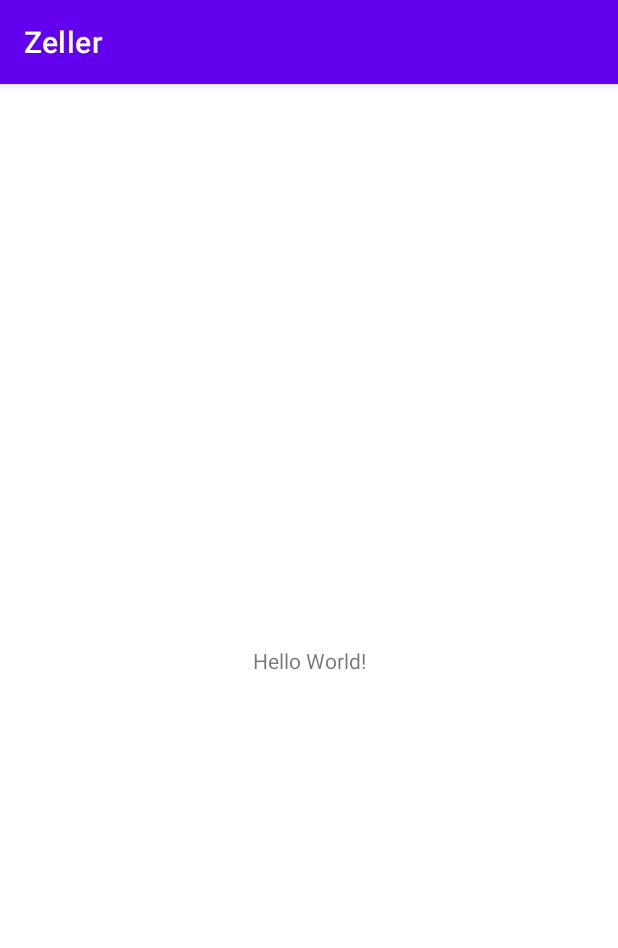
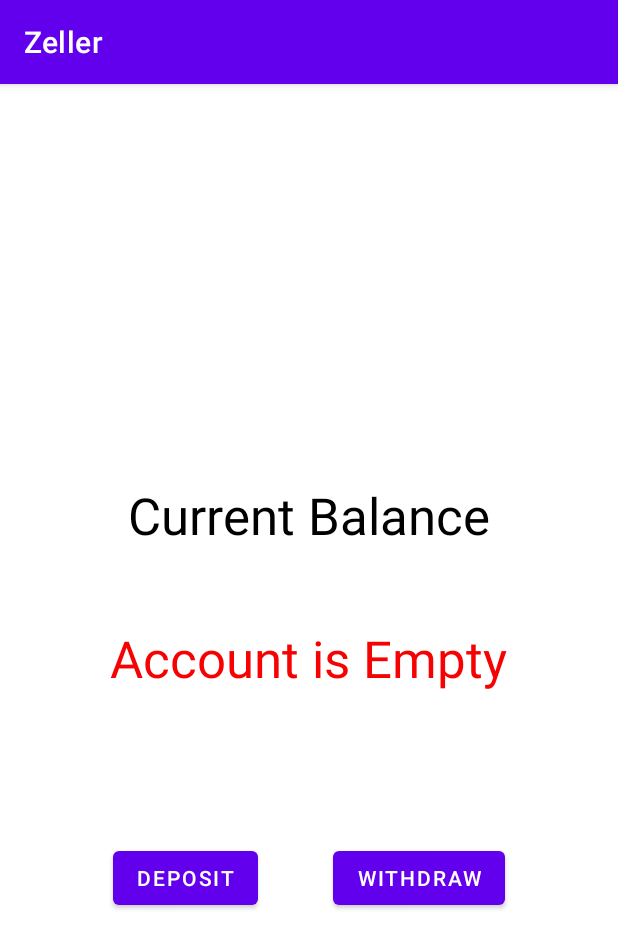
Before and after one commit to imasd88/Zeller, an Android app: the screen it shows after launch (MainActivity), on a phone screen of 412 x 824 dp. Shown: the top 948 px of the screen. Run offline under Robolectric (Android 15) with nearby library versions, the phone set to English and light mode, and no system bars; our stand-ins replace Dagger/Hilt's generated code, data binding.

Commit message:
Basic setup

```diff
--- a/app/src/main/AndroidManifest.xml
+++ b/app/src/main/AndroidManifest.xml
@@ -9,7 +9,7 @@
         android:roundIcon="@mipmap/ic_launcher_round"
         android:supportsRtl="true"
         android:theme="@style/Theme.Zeller">
-        <activity android:name=".ui.MainActivity">
+        <activity android:name="com.emazdoor.zeller.ui.screens.main.MainActivity">
             <intent-filter>
                 <action android:name="android.intent.action.MAIN" />
 
--- a/app/src/main/java/com/emazdoor/zeller/app/App.kt
+++ b/app/src/main/java/com/emazdoor/zeller/app/App.kt
@@ -1,8 +1,6 @@
 package com.emazdoor.zeller.app
 
 import android.app.Application
-import dagger.hilt.android.HiltAndroidApp
 
-@HiltAndroidApp
 class App: Application() {
 }
--- /dev/null
+++ b/app/src/main/java/com/emazdoor/zeller/model/BankModel.kt
@@ -0,0 +1,5 @@
+package com.emazdoor.zeller.model
+
+import java.util.*
+
+data class BankModel( var balance: Int = 12, var description: String = "ASD", var time: Date)
--- a/app/src/main/java/com/emazdoor/zeller/ui/MainActivity.kt
+++ /dev/null
@@ -1,12 +0,0 @@
-package com.emazdoor.zeller.ui
-
-import androidx.appcompat.app.AppCompatActivity
-import android.os.Bundle
-import com.emazdoor.zeller.R
-
-class MainActivity : AppCompatActivity() {
-    override fun onCreate(savedInstanceState: Bundle?) {
-        super.onCreate(savedInstanceState)
-        setContentView(R.layout.activity_main)
-    }
-}
--- /dev/null
+++ b/app/src/main/java/com/emazdoor/zeller/ui/screens/dashboard/TransactionsDashboardFragment.kt
@@ -0,0 +1,62 @@
+package com.emazdoor.zeller.ui.screens.dashboard
+
+import android.os.Bundle
+import android.view.LayoutInflater
+import android.view.View
+import android.view.ViewGroup
+import androidx.fragment.app.Fragment
+import androidx.fragment.app.viewModels
+import androidx.lifecycle.Observer
+import androidx.lifecycle.ViewModelProvider
+import com.emazdoor.zeller.R
+import com.emazdoor.zeller.databinding.FragmentMainBinding
+import java.util.*
+
+class TransactionsDashboardFragment : Fragment(), View.OnClickListener {
+
+    private lateinit var transactionsDashboardViewModel : TransactionsDashboardViewModel
+    private lateinit var binding: FragmentMainBinding
+
+    override fun onCreate(savedInstanceState: Bundle?) {
+        super.onCreate(savedInstanceState)
+
+    }
+
+    override fun onCreateView(
+        inflater: LayoutInflater,
+        container: ViewGroup?,
+        savedInstanceState: Bundle?
+    ): View? {
+        transactionsDashboardViewModel = ViewModelProvider(this).get(TransactionsDashboardViewModel::class.java)
+        binding =  FragmentMainBinding.inflate(inflater).apply {
+            lifecycleOwner = this@TransactionsDashboardFragment
+            viewModel = transactionsDashboardViewModel
+        }
+
+        return binding.root
+    }
+
+    override fun onViewCreated(view: View, savedInstanceState: Bundle?) {
+        super.onViewCreated(view, savedInstanceState)
+
+        binding.apply{
+            btnDeposit.setOnClickListener(this@TransactionsDashboardFragment)
+            btnWithdraw.setOnClickListener(this@TransactionsDashboardFragment)
+        }
+
+        transactionsDashboardViewModel.account.observe( viewLifecycleOwner, Observer {
+          println(it.balance)
+        })
+    }
+
+    override fun onClick(view: View?) {
+        when(view?.id){
+            R.id.btnDeposit -> {
+                transactionsDashboardViewModel.depositMoney(10, "Saving")
+            }
+            R.id.btnWithdraw ->{
+                transactionsDashboardViewModel.withdrawMoney(2, "Spending")
+            }
+        }
+    }
+}
--- /dev/null
+++ b/app/src/main/java/com/emazdoor/zeller/ui/screens/dashboard/TransactionsDashboardViewModel.kt
@@ -0,0 +1,43 @@
+package com.emazdoor.zeller.ui.screens.dashboard
+
+import androidx.databinding.Bindable
+import androidx.databinding.ObservableBoolean
+import androidx.lifecycle.LiveData
+import androidx.lifecycle.ViewModel
+import androidx.lifecycle.MutableLiveData
+import com.emazdoor.zeller.model.BankModel
+import java.util.*
+
+class TransactionsDashboardViewModel : ViewModel() {
+
+
+    private val _account = MutableLiveData<BankModel>()
+    val account : LiveData<BankModel> = _account
+
+    var isBalanceAvailable =  ObservableBoolean(false)
+
+    init {
+        _account.value = BankModel(0, "", Date())
+    }
+
+    fun getCurrentBalance(): LiveData<BankModel>{
+        return account
+    }
+
+    fun depositMoney(amount : Int, description: String): Unit{
+        isBalanceAvailable.set(true)
+        val depositAmount = _account.value?.balance?.plus(amount)
+        depositAmount?.let {
+            _account.postValue(BankModel(depositAmount, description, Date()))
+        }
+    }
+
+    fun withdrawMoney (amount: Int, description: String): Unit{
+        val withdrawAmount = _account.value?.balance?.minus(amount)
+        isBalanceAvailable.set( withdrawAmount != -1)
+        withdrawAmount?.let {
+            _account.postValue(BankModel(withdrawAmount, description, Date()))
+        }
+    }
+
+}
--- /dev/null
+++ b/app/src/main/java/com/emazdoor/zeller/ui/screens/main/MainActivity.kt
@@ -0,0 +1,42 @@
+package com.emazdoor.zeller.ui.screens.main
+
+import android.os.Bundle
+import androidx.appcompat.app.AppCompatActivity
+import androidx.databinding.DataBindingUtil
+import androidx.lifecycle.ViewModelProvider
+import androidx.navigation.NavController
+import androidx.navigation.Navigation
+import com.emazdoor.zeller.R
+import com.emazdoor.zeller.databinding.ActivityMainBinding
+import dagger.hilt.android.AndroidEntryPoint
+
+//@AndroidEntryPoint
+class MainActivity : AppCompatActivity() {
+
+    lateinit var navController: NavController
+    private lateinit var binding: ActivityMainBinding
+    lateinit var viewModel: MainViewModel
+
+    override fun onCreate(savedInstanceState: Bundle?) {
+        super.onCreate(savedInstanceState)
+
+        binding = DataBindingUtil.setContentView(
+            this@MainActivity,
+            R.layout.activity_main
+        )
+
+        navController = Navigation.findNavController(this, R.id.nav_host_fragment)
+
+        viewModel = ViewModelProvider(this).get(MainViewModel::class.java)
+    }
+
+    override fun onBackPressed() {
+        if (!onSupportNavigateUp()) {
+            finish()
+        }
+    }
+
+    override fun onSupportNavigateUp(): Boolean {
+        return navController.navigateUp() || super.onSupportNavigateUp()
+    }
+}
--- /dev/null
+++ b/app/src/main/java/com/emazdoor/zeller/ui/screens/main/MainViewModel.kt
@@ -0,0 +1,6 @@
+package com.emazdoor.zeller.ui.screens.main
+
+import androidx.lifecycle.ViewModel
+
+class MainViewModel: ViewModel() {
+}
--- a/app/src/main/res/layout/activity_main.xml
+++ b/app/src/main/res/layout/activity_main.xml
@@ -1,18 +1,26 @@
 <?xml version="1.0" encoding="utf-8"?>
-<androidx.constraintlayout.widget.ConstraintLayout xmlns:android="http://schemas.android.com/apk/res/android"
+<layout xmlns:android="http://schemas.android.com/apk/res/android"
     xmlns:app="http://schemas.android.com/apk/res-auto"
-    xmlns:tools="http://schemas.android.com/tools"
-    android:layout_width="match_parent"
-    android:layout_height="match_parent"
-    tools:context=".ui.MainActivity">
+    xmlns:tools="http://schemas.android.com/tools">
 
-    <TextView
-        android:layout_width="wrap_content"
-        android:layout_height="wrap_content"
-        android:text="Hello World!"
-        app:layout_constraintBottom_toBottomOf="parent"
-        app:layout_constraintLeft_toLeftOf="parent"
-        app:layout_constraintRight_toRightOf="parent"
-        app:layout_constraintTop_toTopOf="parent" />
+    <data></data>
 
-</androidx.constraintlayout.widget.ConstraintLayout>
+    <androidx.constraintlayout.widget.ConstraintLayout
+        android:layout_width="match_parent"
+        android:layout_height="match_parent"
+        tools:context=".main.MainActivity">
+
+        <fragment
+            android:id="@+id/nav_host_fragment"
+            android:name="androidx.navigation.fragment.NavHostFragment"
+            android:layout_width="match_parent"
+            android:layout_height="match_parent"
+            app:defaultNavHost="true"
+            app:layout_constraintEnd_toEndOf="parent"
+            app:layout_constraintStart_toStartOf="parent"
+            app:layout_constraintTop_toTopOf="parent"
+            app:navGraph="@navigation/nav_graph" />
+
+    </androidx.constraintlayout.widget.ConstraintLayout>
+
+</layout>
--- /dev/null
+++ b/app/src/main/res/layout/fragment_main.xml
@@ -0,0 +1,78 @@
+<?xml version="1.0" encoding="utf-8"?>
+<layout xmlns:android="http://schemas.android.com/apk/res/android"
+    xmlns:app="http://schemas.android.com/apk/res-auto">
+
+    <data>
+
+        <variable
+            name="viewModel"
+            type="com.emazdoor.zeller.ui.screens.dashboard.TransactionsDashboardViewModel" />
+    </data>
+
+    <androidx.constraintlayout.widget.ConstraintLayout
+        android:layout_width="match_parent"
+        android:layout_height="match_parent"
+        android:background="@color/white">
+
+        <LinearLayout
+            android:layout_width="match_parent"
+            android:layout_height="match_parent"
+            android:gravity="center"
+            android:orientation="vertical">
+
+            <TextView
+                android:id="@+id/txtBalance"
+                android:layout_width="wrap_content"
+                android:layout_height="wrap_content"
+                android:layout_marginTop="50dp"
+                android:text="@string/balance"
+                android:textColor="@color/black"
+                android:textSize="34sp"
+                app:layout_constraintEnd_toEndOf="parent"
+                app:layout_constraintStart_toStartOf="parent"
+                app:layout_constraintTop_toTopOf="parent" />
+
+            <TextView
+                android:id="@+id/txtAvailableBalance"
+                android:layout_width="wrap_content"
+                android:layout_height="wrap_content"
+                android:layout_marginTop="50dp"
+                android:textSize="34sp"
+                android:text='@{viewModel.isBalanceAvailable ? "" + viewModel.account.balance : "Account is Empty"}'
+                android:textColor="@{viewModel.isBalanceAvailable ? @color/black : @color/red}"
+                app:layout_constraintEnd_toEndOf="parent"
+                app:layout_constraintStart_toStartOf="parent"
+                app:layout_constraintTop_toBottomOf="@id/txtBalance" />
+
+            <LinearLayout
+                android:layout_width="match_parent"
+                android:layout_height="wrap_content"
+                android:layout_marginTop="100dp"
+                android:gravity="center"
+                android:orientation="horizontal"
+                app:layout_constraintEnd_toEndOf="parent"
+                app:layout_constraintStart_toStartOf="parent"
+                app:layout_constraintTop_toBottomOf="@id/txtAvailableBalance">
+
+                <Button
+                    android:id="@+id/btnDeposit"
+                    android:layout_width="wrap_content"
+                    android:layout_height="wrap_content"
+                    android:text="@string/deposit"
+
+                    />
+
+                <Button
+                    android:id="@+id/btnWithdraw"
+                    android:layout_width="wrap_content"
+                    android:layout_height="wrap_content"
+                    android:layout_marginStart="50dp"
+                    android:layout_marginLeft="50dp"
+                    android:text="@string/withdraw"
+
+                    />
+            </LinearLayout>
+        </LinearLayout>
+    </androidx.constraintlayout.widget.ConstraintLayout>
+
+</layout>
--- /dev/null
+++ b/app/src/main/res/navigation/nav_graph.xml
@@ -0,0 +1,10 @@
+<?xml version="1.0" encoding="utf-8"?>
+<navigation xmlns:android="http://schemas.android.com/apk/res/android"
+    xmlns:app="http://schemas.android.com/apk/res-auto"
+    android:id="@+id/nav_graph"
+    app:startDestination="@id/transactionsDashboardFragment">
+    <fragment
+        android:id="@+id/transactionsDashboardFragment"
+        android:name="com.emazdoor.zeller.ui.screens.dashboard.TransactionsDashboardFragment"
+        android:label="DashboardFragment" />
+</navigation>
--- a/app/src/main/res/values/colors.xml
+++ b/app/src/main/res/values/colors.xml
@@ -7,4 +7,5 @@
     <color name="teal_700">#FF018786</color>
     <color name="black">#FF000000</color>
     <color name="white">#FFFFFFFF</color>
+    <color name="red">#F60202</color>
 </resources>
--- a/app/src/main/res/values/strings.xml
+++ b/app/src/main/res/values/strings.xml
@@ -1,3 +1,8 @@
 <resources>
     <string name="app_name">Zeller</string>
+    <string name="balance">Current Balance</string>
+    <string name="available_balance">0</string>
+    <string name="deposit">Deposit</string>
+    <string name="withdraw">Withdraw</string>
+
 </resources>
```
Also changed, not shown: app/build.gradle (+9 -0 lines), build.gradle (+6 -2 lines).
